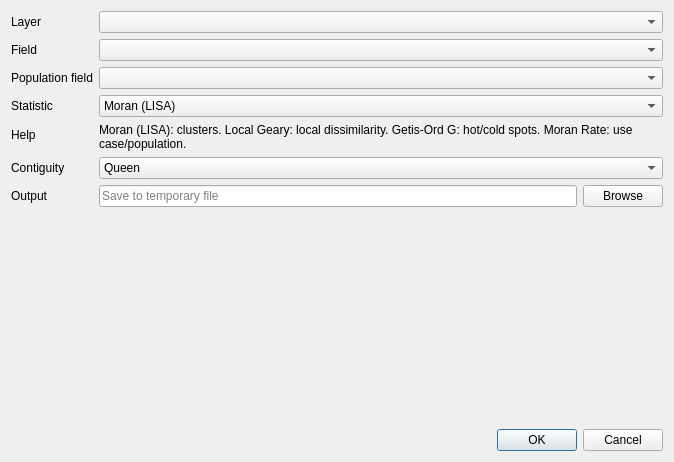
Qt form src/ui/analysis/autocorrelation.ui (ePublicHealth/GeoPublicHealth) before a commit.
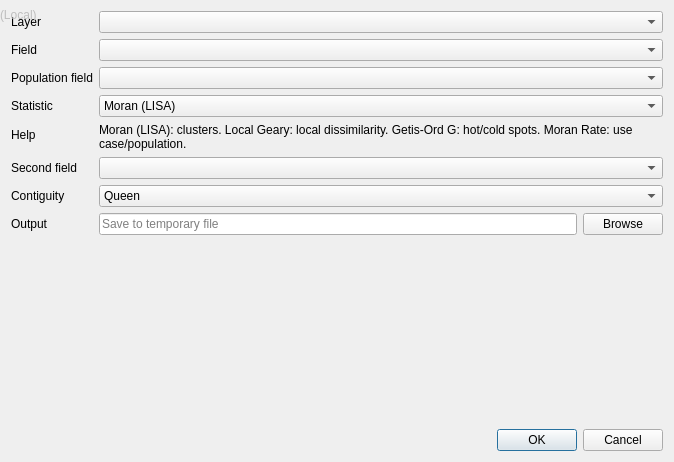
The same form after that commit. Custom widgets are drawn as their Qt base class.

```diff
--- a/src/ui/analysis/autocorrelation.ui
+++ b/src/ui/analysis/autocorrelation.ui
@@ -120,6 +120,31 @@
          <string>Moran Rate</string>
         </property>
        </item>
+       <item>
+        <property name="text">
+         <string>Moran (Global)</string>
+        </property>
+       </item>
+       <item>
+        <property name="text">
+         <string>Moran Bivariate (Global)</string>
+        </property>
+       </item>
+       <item>
+        <property name="text">
+         <string>Moran Bivariate (Local)</string>
+        </property>
+       </item>
+      </widget>
+     </item>
+     <item row="5" column="2">
+      <widget class="QLabel" name="label_statistic_hint">
+       <property name="text">
+        <string>(Local)</string>
+       </property>
+       <property name="enabled">
+        <bool>false</bool>
+       </property>
       </widget>
      </item>
      <item row="6" column="0">
@@ -139,6 +164,23 @@
        </property>
       </widget>
      </item>
+     <item row="7" column="0">
+      <widget class="QLabel" name="label_secondary_field">
+       <property name="text">
+        <string>Second field</string>
+       </property>
+      </widget>
+     </item>
+     <item row="7" column="1">
+      <widget class="QgsFieldComboBox" name="cbx_secondary_field">
+       <property name="sizePolicy">
+        <sizepolicy hsizetype="Expanding" vsizetype="Fixed">
+         <horstretch>0</horstretch>
+         <verstretch>0</verstretch>
+        </sizepolicy>
+       </property>
+      </widget>
+     </item>
      <item row="12" column="1">
       <layout class="QHBoxLayout" name="horizontalLayout_6">
        <item>
```
